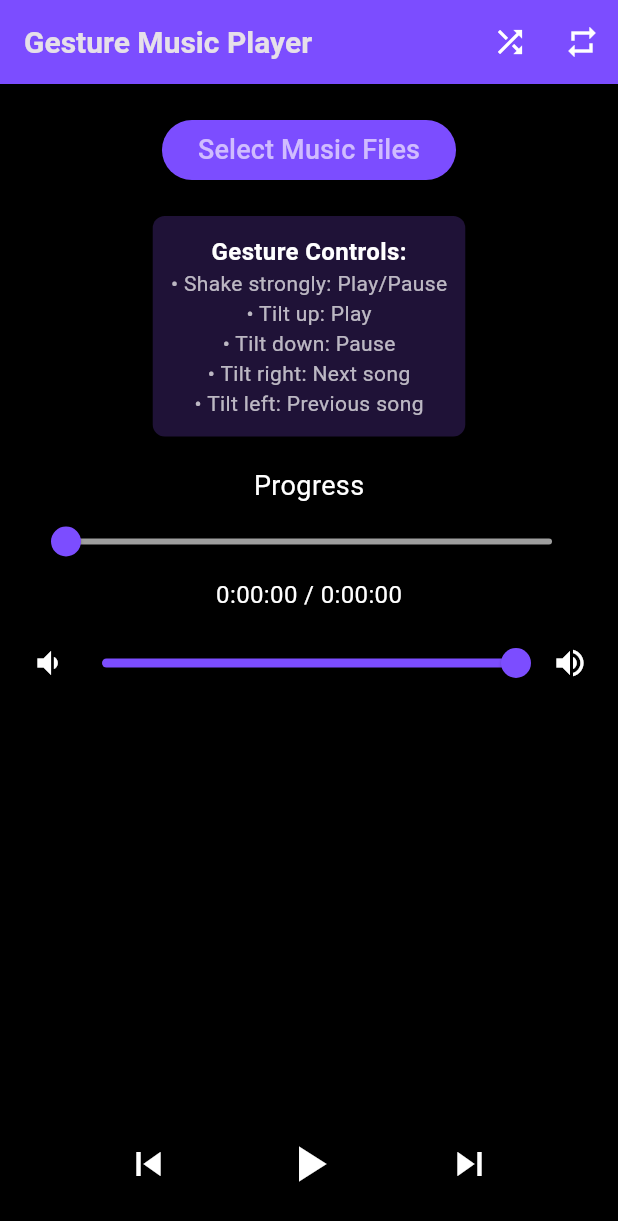
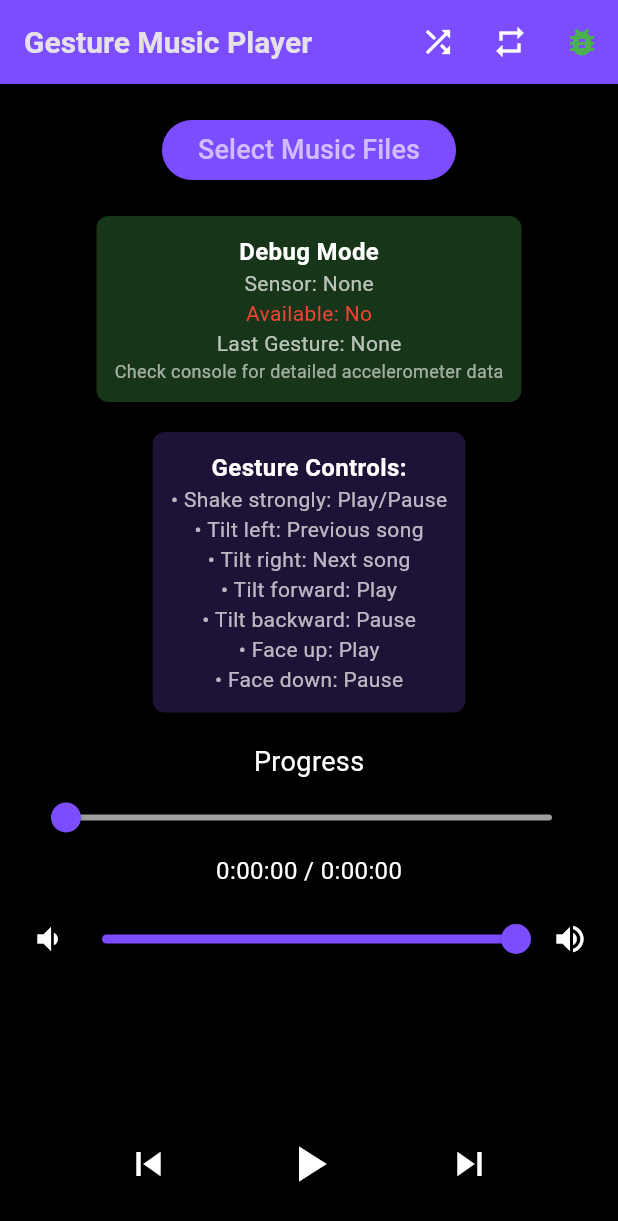
Before and after one commit to dswadas2/CIS-228-finals, a Flutter app: the screen it shows after launch, on a phone screen of 412 x 824 dp. Shown: the top 1221 px of the screen. Run offline on Flutter 3.47's test engine with Material 3 defaults, Android fonts, the phone set to English and light mode, and no system bars; our stand-ins replace file_picker, just_audio, sensors_plus.

Commit message:
Initial commit

```diff
--- a/lib/main.dart
+++ b/lib/main.dart
@@ -33,8 +33,15 @@ class GestureMusicAppState extends State<GestureMusicApp> {
 
   // Gesture detection variables
   StreamSubscription<UserAccelerometerEvent>? _accelerometerSubscription;
+  StreamSubscription<AccelerometerEvent>? _regularAccelerometerSubscription;
   DateTime _lastGestureTime = DateTime.now();
-  static const int gestureDelay = 1000; // 1 second delay between gestures
+  static const int gestureDelay = 500; // Reduced to 500ms for better responsiveness
+
+  // Debug variables
+  bool _debugMode = true;
+  String _lastGestureDebug = "None";
+  bool _sensorAvailable = false;
+  String _sensorType = "None";
 
   @override
   void initState() {
@@ -46,63 +53,142 @@ class GestureMusicAppState extends State<GestureMusicApp> {
   }
 
   void _initializeGestureDetection() {
-    // Cancel any existing subscription
+    // Cancel any existing subscriptions
     _accelerometerSubscription?.cancel();
+    _regularAccelerometerSubscription?.cancel();
 
-    // Set up accelerometer listener with proper error handling
+    // Try user accelerometer first
     _accelerometerSubscription = userAccelerometerEvents.listen(
       (UserAccelerometerEvent event) {
-        _handleGesture(event);
+        if (!_sensorAvailable) {
+          setState(() {
+            _sensorAvailable = true;
+            _sensorType = "User Accelerometer";
+          });
+        }
+        _handleUserAccelerometerGesture(event);
       },
       onError: (error) {
-        print("Accelerometer error: $error");
+        print("User Accelerometer error: $error");
+        setState(() {
+          _sensorType = "User Accelerometer Failed";
+        });
+        _accelerometerSubscription?.cancel();
+        _tryRegularAccelerometer();
+      },
+      cancelOnError: true,
+    );
+
+    // Give user accelerometer a chance, then try regular accelerometer as fallback
+    Future.delayed(Duration(seconds: 2), () {
+      if (!_sensorAvailable) {
+        _tryRegularAccelerometer();
+      }
+    });
+  }
+
+  void _tryRegularAccelerometer() {
+    print("Trying regular accelerometer as fallback...");
+    _regularAccelerometerSubscription = accelerometerEvents.listen(
+      (AccelerometerEvent event) {
+        if (!_sensorAvailable) {
+          setState(() {
+            _sensorAvailable = true;
+            _sensorType = "Regular Accelerometer";
+          });
+        }
+        _handleRegularAccelerometerGesture(event);
+      },
+      onError: (error) {
+        print("Regular Accelerometer error: $error");
+        setState(() {
+          _sensorType = "No Accelerometer Available";
+          _lastGestureDebug = "Sensor not available - try touch controls";
+        });
       },
       cancelOnError: false,
     );
   }
 
-  void _handleGesture(UserAccelerometerEvent event) {
+  void _handleUserAccelerometerGesture(UserAccelerometerEvent event) {
+    _handleGestureCommon(event.x, event.y, event.z);
+  }
+
+  void _handleRegularAccelerometerGesture(AccelerometerEvent event) {
+    _handleGestureCommon(event.x, event.y, event.z);
+  }
+
+  void _handleGestureCommon(double x, double y, double z) {
     // Prevent rapid gesture triggers
     DateTime now = DateTime.now();
     if (now.difference(_lastGestureTime).inMilliseconds < gestureDelay) {
       return;
     }
 
-    double x = event.x;
-    double y = event.y;
-    double z = event.z;
-
     // Calculate total acceleration (magnitude)
     double totalAcceleration = sqrt(x * x + y * y + z * z);
 
-    print("Accelerometer: X=$x, Y=$y, Z=$z, Total=$totalAcceleration");
+    if (_debugMode) {
+      print("Accelerometer: X=${x.toStringAsFixed(2)}, Y=${y.toStringAsFixed(2)}, Z=${z.toStringAsFixed(2)}, Total=${totalAcceleration.toStringAsFixed(2)}");
+    }
 
+    // Lower thresholds for better sensitivity
     // Detect shake gesture (strong acceleration in any direction)
-    if (totalAcceleration > 15.0) {
+    if (totalAcceleration > 12.0) { // Reduced from 15.0
       _lastGestureTime = now;
+      setState(() {
+        _lastGestureDebug = "Shake detected (${totalAcceleration.toStringAsFixed(2)})";
+      });
       print("Strong shake detected - toggling play/pause");
       _togglePlayPause();
       return;
     }
 
     // Detect directional gestures with lower thresholds
-    if (z.abs() > 8.0) {
+    if (x.abs() > 4.0) { // Reduced from 6.0
       _lastGestureTime = now;
-      if (z > 8.0) {
-        print("Phone tilted up - playing");
-        playAudio();
-      } else {
-        print("Phone tilted down - pausing");
-        pauseAudio();
-      }
-    } else if (x.abs() > 6.0) {
-      _lastGestureTime = now;
-      if (x > 6.0) {
+      if (x > 4.0) {
+        setState(() {
+          _lastGestureDebug = "Tilt right (${x.toStringAsFixed(2)})";
+        });
         print("Phone tilted right - next song");
         playNextSong();
       } else {
+        setState(() {
+          _lastGestureDebug = "Tilt left (${x.toStringAsFixed(2)})";
+        });
         print("Phone tilted left - previous song");
         playPreviousSong();
+      }
+    } else if (y.abs() > 4.0) { // Added Y-axis detection
+      _lastGestureTime = now;
+      if (y > 4.0) {
+        setState(() {
+          _lastGestureDebug = "Tilt forward (${y.toStringAsFixed(2)})";
+        });
+        print("Phone tilted forward - playing");
+        playAudio();
+      } else {
+        setState(() {
+          _lastGestureDebug = "Tilt backward (${y.toStringAsFixed(2)})";
+        });
+        print("Phone tilted backward - pausing");
+        pauseAudio();
+      }
+    } else if (z.abs() > 4.0) { // Reduced from 8.0
+      _lastGestureTime = now;
+      if (z > 4.0) {
+        setState(() {
+          _lastGestureDebug = "Face up (${z.toStringAsFixed(2)})";
+        });
+        print("Phone face up - playing");
+        playAudio();
+      } else {
+        setState(() {
+          _lastGestureDebug = "Face down (${z.toStringAsFixed(2)})";
+        });
+        print("Phone face down - pausing");
+        pauseAudio();
       }
     }
   }
@@ -296,6 +382,7 @@ class GestureMusicAppState extends State<GestureMusicApp> {
   @override
   void dispose() {
     _accelerometerSubscription?.cancel();
+    _regularAccelerometerSubscription?.cancel();
     _audioPlayer.dispose();
     super.dispose();
   }
@@ -324,6 +411,15 @@ class GestureMusicAppState extends State<GestureMusicApp> {
                 color: isLooping ? Colors.orange : Colors.white),
               onPressed: toggleLoop,
             ),
+            IconButton(
+              icon: Icon(_debugMode ? Icons.bug_report : Icons.bug_report_outlined,
+                color: _debugMode ? Colors.green : Colors.white),
+              onPressed: () {
+                setState(() {
+                  _debugMode = !_debugMode;
+                });
+              },
+            ),
           ],
         ),
         body: Padding(
@@ -338,6 +434,26 @@ class GestureMusicAppState extends State<GestureMusicApp> {
 
               const SizedBox(height: 20),
 
+              // Debug info
+              if (_debugMode)
+                Container(
+                  padding: const EdgeInsets.all(12),
+                  margin: const EdgeInsets.only(bottom: 20),
+                  decoration: BoxDecoration(
+                    color: Colors.green.withOpacity(0.3),
+                    borderRadius: BorderRadius.circular(8),
+                  ),
+                  child: Column(
+                    children: [
+                      Text("Debug Mode", style: TextStyle(fontSize: 16, fontWeight: FontWeight.bold, color: Colors.white)),
+                      Text("Sensor: $_sensorType", style: TextStyle(fontSize: 14, color: Colors.white70)),
+                      Text("Available: ${_sensorAvailable ? 'Yes' : 'No'}", style: TextStyle(fontSize: 14, color: _sensorAvailable ? Colors.green : Colors.red)),
+                      Text("Last Gesture: $_lastGestureDebug", style: TextStyle(fontSize: 14, color: Colors.white70)),
+                      Text("Check console for detailed accelerometer data", style: TextStyle(fontSize: 12, color: Colors.white60)),
+                    ],
+                  ),
+                ),
+
               // Gesture instructions
               Container(
                 padding: const EdgeInsets.all(12),
@@ -350,10 +466,12 @@ class GestureMusicAppState extends State<GestureMusicApp> {
                   children: [
                     Text("Gesture Controls:", style: TextStyle(fontSize: 16, fontWeight: FontWeight.bold, color: Colors.white)),
                     Text("• Shake strongly: Play/Pause", style: TextStyle(fontSize: 14, color: Colors.white70)),
-                    Text("• Tilt up: Play", style: TextStyle(fontSize: 14, color: Colors.white70)),
-                    Text("• Tilt down: Pause", style: TextStyle(fontSize: 14, color: Colors.white70)),
+                    Text("• Tilt left: Previous song", style: TextStyle(fontSize: 14, color: Colors.white70)),
                     Text("• Tilt right: Next song", style: TextStyle(fontSize: 14, color: Colors.white70)),
-                    Text("• Tilt left: Previous song", style: TextStyle(fontSize: 14, color: Colors.white70)),
+                    Text("• Tilt forward: Play", style: TextStyle(fontSize: 14, color: Colors.white70)),
+                    Text("• Tilt backward: Pause", style: TextStyle(fontSize: 14, color: Colors.white70)),
+                    Text("• Face up: Play", style: TextStyle(fontSize: 14, color: Colors.white70)),
+                    Text("• Face down: Pause", style: TextStyle(fontSize: 14, color: Colors.white70)),
                   ],
                 ),
               ),
--- a/pubspec.yaml
+++ b/pubspec.yaml
@@ -30,7 +30,7 @@ environment:
 dependencies:
   flutter:
     sdk: flutter
-  sensors_plus: ^3.0.5
+  sensors_plus: ^6.0.1
   proximity_sensor: ^1.0.1
   file_picker: ^6.1.1
   just_audio: ^0.9.36
```
Also changed, not shown: pubspec.lock, 1 other file.
